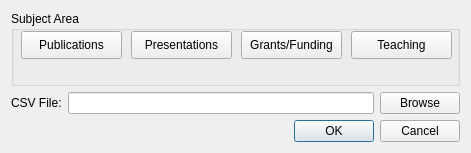
First picture: the form in src/ui/FileInputDialog.ui, repository Myu84/CSS, before the edit.
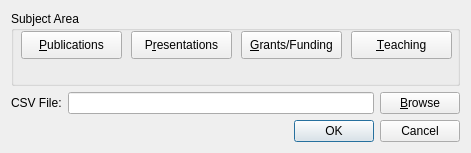
Second picture: the form after the edit.

```diff
--- a/src/ui/FileInputDialog.ui
+++ b/src/ui/FileInputDialog.ui
@@ -37,7 +37,7 @@
    <item row="1" column="2">
     <widget class="QPushButton" name="browseButton">
      <property name="text">
-      <string>Browse</string>
+      <string>&amp;Browse</string>
      </property>
     </widget>
    </item>
@@ -75,7 +75,7 @@
        </rect>
       </property>
       <property name="text">
-       <string>Publications</string>
+       <string>&amp;Publications</string>
       </property>
       <property name="checkable">
        <bool>true</bool>
@@ -106,7 +106,7 @@
        </rect>
       </property>
       <property name="text">
-       <string>Presentations</string>
+       <string>P&amp;resentations</string>
       </property>
       <property name="checkable">
        <bool>true</bool>
@@ -128,7 +128,7 @@
        </rect>
       </property>
       <property name="text">
-       <string>Grants/Funding</string>
+       <string>&amp;Grants/Funding</string>
       </property>
       <property name="checkable">
        <bool>true</bool>
@@ -150,7 +150,7 @@
        </rect>
       </property>
       <property name="text">
-       <string>Teaching</string>
+       <string>&amp;Teaching</string>
       </property>
       <property name="checkable">
        <bool>true</bool>
```
